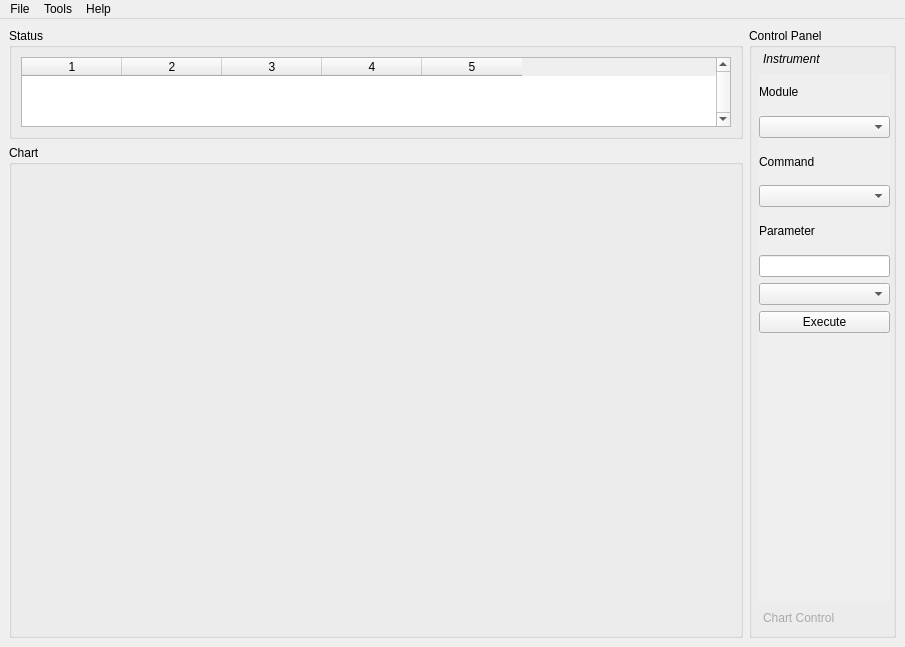
Above: ui/mainwindow.ui from mhorn71/StarbaseMini before the change. Below: the same form after it.
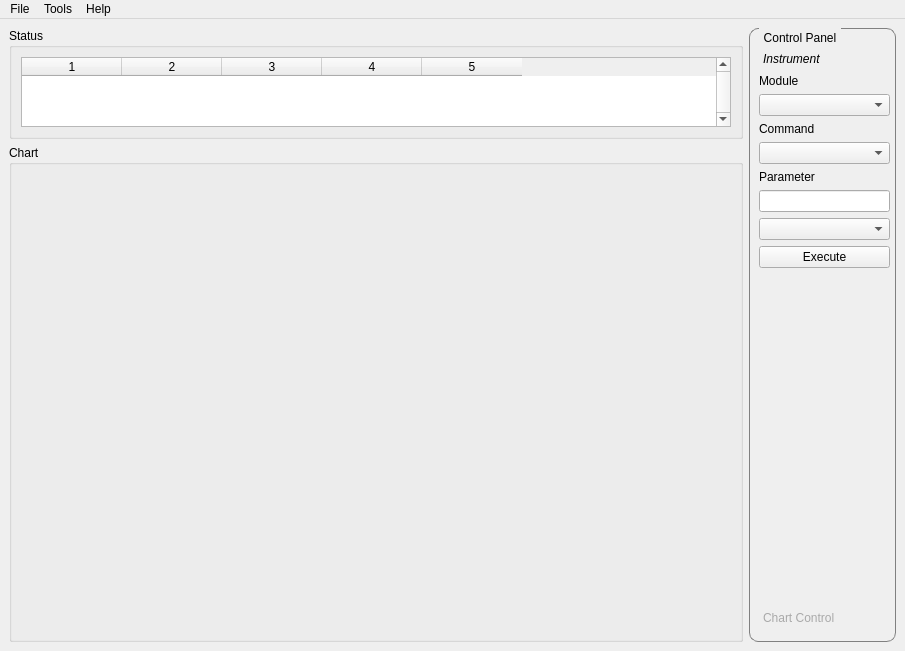
That is the form after the change.

Commit message: Added expander to ToolBox so things don't get spread out so much.

```diff
--- a/ui/mainwindow.ui
+++ b/ui/mainwindow.ui
@@ -7,9 +7,15 @@
     <x>0</x>
     <y>0</y>
     <width>905</width>
-    <height>647</height>
+    <height>651</height>
    </rect>
   </property>
+  <property name="minimumSize">
+   <size>
+    <width>0</width>
+    <height>651</height>
+   </size>
+  </property>
   <property name="windowTitle">
    <string>MainWindow</string>
   </property>
@@ -114,7 +120,17 @@
        </size>
       </property>
       <property name="styleSheet">
-       <string notr="true"/>
+       <string notr="true">QGroupBox {
+    border: 1px solid gray;
+    border-radius: 9px;
+    margin-top: 0.5em;
+}
+
+QGroupBox::title {
+    subcontrol-origin: margin;
+    left: 10px;
+    padding: 3px 3px 0 3px;
+}</string>
       </property>
       <property name="title">
        <string>Control Panel</string>
@@ -228,6 +244,19 @@
                </property>
               </widget>
              </item>
+             <item row="8" column="0">
+              <spacer name="verticalSpacer_2">
+               <property name="orientation">
+                <enum>Qt::Vertical</enum>
+               </property>
+               <property name="sizeHint" stdset="0">
+                <size>
+                 <width>20</width>
+                 <height>40</height>
+                </size>
+               </property>
+              </spacer>
+             </item>
             </layout>
            </widget>
           </widget>
```
Left out of the diff: 4 changed lines with no effect on the pictures. The commit also changes 1 other file.
